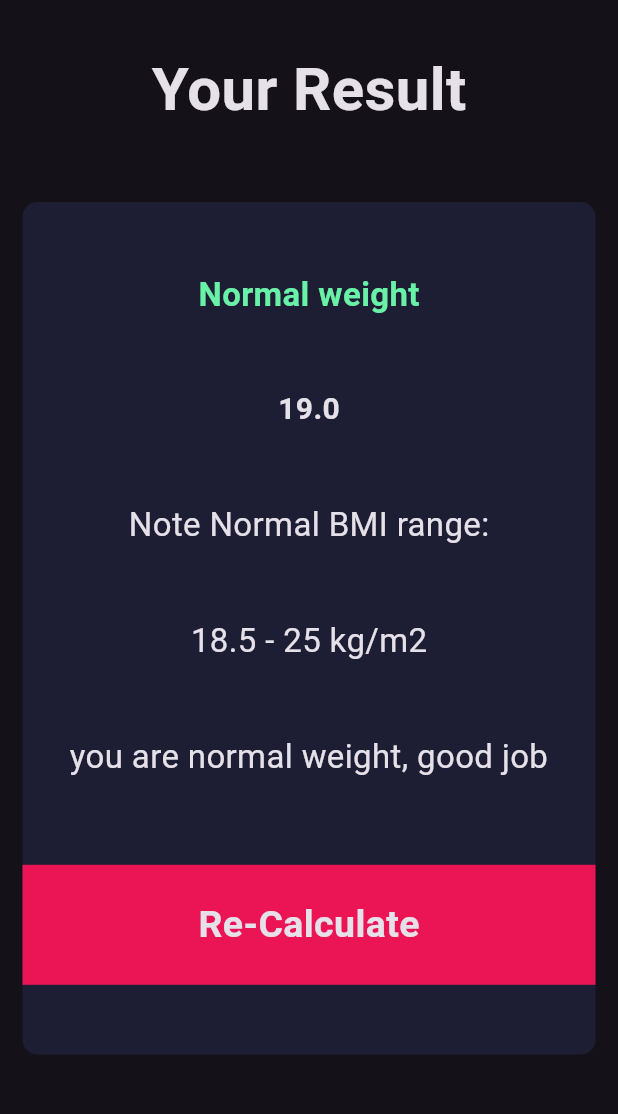
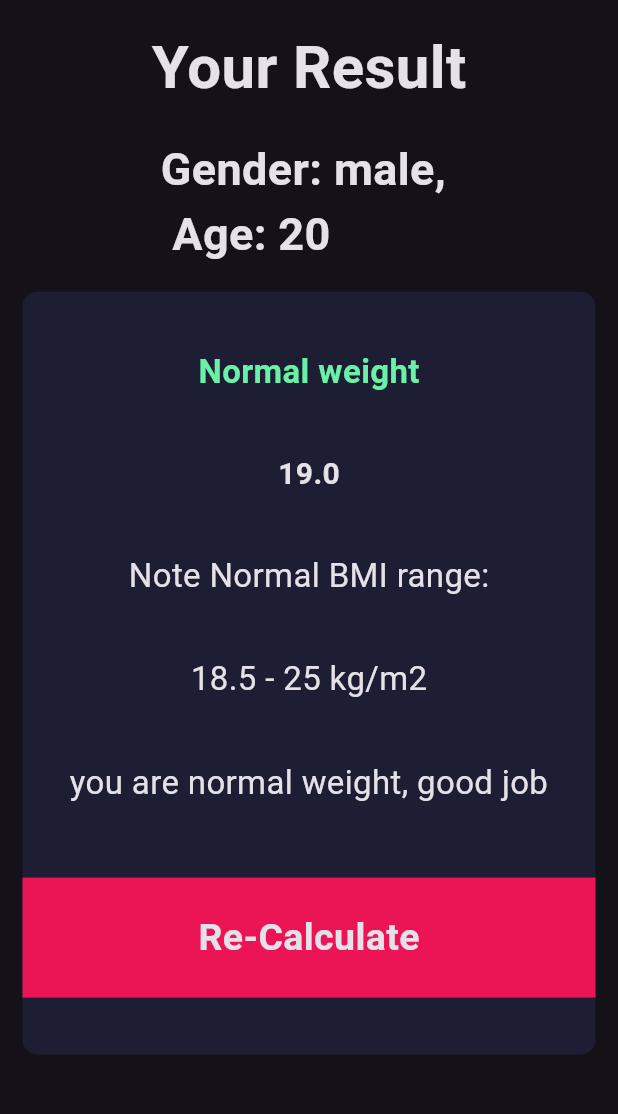
Before and after one commit to AhmedBnSamy/bmi_calculator, a Flutter app: the screen it shows after launch, after a tap on "Calculate", on a phone screen of 412 x 824 dp, the part 84-1198 px from its top. Run offline on Flutter 3.47's test engine with Material 3 defaults, Android fonts, the phone set to English and light mode, and no system bars.

Commit message:
add gender and age in bmi model

```diff
--- a/lib/home_page.dart
+++ b/lib/home_page.dart
@@ -13,7 +13,7 @@ class HomePage extends StatefulWidget {
 }
 
 class _HomePageState extends State<HomePage> {
-  String selectedGender = Gender.male.toString();
+  String selectedGender = 'male';
 
   // This widget is the root of your application.
   double height = 180;
@@ -47,13 +47,13 @@ class _HomePageState extends State<HomePage> {
                   child: GestureDetector(
                     onTap: () {
                       setState(() {
-                        selectedGender = Gender.male.toString();
+                        selectedGender = 'male';
                       });
                     },
                     child: Container(
                       margin: const EdgeInsets.all(15.0),
                       decoration: BoxDecoration(
-                        color: selectedGender == Gender.male.toString()
+                        color: selectedGender == 'male'
                             ? kActiveCardCoulor
                             : kInactiveCardCoulor,
                         borderRadius: BorderRadius.circular(10.0),
@@ -81,13 +81,13 @@ class _HomePageState extends State<HomePage> {
                   child: GestureDetector(
                     onTap: () {
                       setState(() {
-                        selectedGender = Gender.female.toString();
+                        selectedGender = 'female';
                       });
                     },
                     child: Container(
                       margin: const EdgeInsets.all(15.0),
                       decoration: BoxDecoration(
-                        color: selectedGender == Gender.female.toString() ? kActiveCardCoulor : kInactiveCardCoulor,
+                        color: selectedGender == 'female' ? kActiveCardCoulor : kInactiveCardCoulor,
                         borderRadius: BorderRadius.circular(10.0),
                       ),
                       child: Column(
@@ -297,10 +297,12 @@ class _HomePageState extends State<HomePage> {
           ),
           GestureDetector(
             onTap: () {
-              bmiCalculator = BMICalculator(height: height, weight: weight, gender: 'female');
+              bmiCalculator = BMICalculator(height: height, weight: weight, gender: selectedGender, age: age);
               double bmi = bmiCalculator!.calculateBMI();
               String bmiCategory = bmiCalculator!.getBMICategory();
               String message = bmiCalculator!.getBMIMassage();
+              String genderSpecificMessage = bmiCalculator!.getGenderSpecificMessage();
+              int genderAgeSpecific = bmiCalculator!.getAgeSpecificMessage();
 
               Navigator.push(
                 context,
@@ -309,6 +311,8 @@ class _HomePageState extends State<HomePage> {
                     bmi: bmi.roundToDouble(),
                     result: bmiCategory,
                     message: message,
+                    gender: genderSpecificMessage,
+                    age:genderAgeSpecific ,
                   ),
                 ),
               );
--- a/lib/models/bmi_calculate.dart
+++ b/lib/models/bmi_calculate.dart
@@ -3,16 +3,27 @@ class BMICalculator {
   final double weight;
   final double height;
   final String gender;//
+  final int age;
   // 'male' or 'female'
 
   // Constructor
-  BMICalculator({required this.weight, required this.height, required this.gender});
+  BMICalculator({required this.weight, required this.height, required this.gender, required this.age});
 
   // Method to calculate BMI
   double calculateBMI() {
-    return (weight / (height * height))*10000;
+    double bmi= (weight / (height * height)) ;
+    // Adjust BMI calculation for gender if necessary
+    if (gender == 'male') {
+      bmi=bmi*1.05*10000;
+      return bmi;
+      // Example adjustment for males
+    } else if (gender == 'female') {
+      bmi=bmi*0.95*10000;
+      return bmi; // Example adjustment for females
+    } else {
+      throw ArgumentError("Gender must be 'male' or 'female'.");
+    }
   }
-
   // Method to get BMI category
   String getBMICategory() {
     final bmi = calculateBMI();
@@ -46,4 +57,39 @@ class BMICalculator {
   String getGenderSpecificMessage() {
     return "Gender: $gender";
   }
+  int getAgeSpecificMessage() {
+    return age;
+  }
+
 }
+
+
+/*
+
+
+  ****
+  double calculateBMI() {
+    if (height == 0) {
+    }
+    return (weight / (height * height))*10000;
+  }
+
+
+  ****
+  * double calculateBMI() {
+    if (height <= 0) {
+      throw ArgumentError("Height must be greater than zero.");
+    }
+
+    double bmi = weight / (height * height);
+
+    // Adjust BMI calculation for gender if necessary
+    if (gender.toLowerCase() == "male") {
+      return bmi * 1.05; // Example adjustment for males
+    } else if (gender.toLowerCase() == "female") {
+      return bmi * 0.95; // Example adjustment for females
+    } else {
+      throw ArgumentError("Gender must be 'male' or 'female'.");
+    }
+  }
+*/
--- a/lib/widgets/display_bmi_resulte.dart
+++ b/lib/widgets/display_bmi_resulte.dart
@@ -3,11 +3,13 @@ import 'package:flutter/material.dart';
 import '../constant.dart';
 
 class DisplayBmiResult extends StatelessWidget {
-  DisplayBmiResult({super.key, required this.bmi, required this.result, required this.message});
+  DisplayBmiResult({super.key, required this.bmi, required this.result, required this.message, required this.gender, required this.age});
 
   double bmi;
   String result;
   String message;
+  String gender ;
+  int age;
 
   @override
   Widget build(BuildContext context) {
@@ -23,7 +25,6 @@ class DisplayBmiResult extends StatelessWidget {
         children: [
           Expanded(
             child: Container(
-              padding: const EdgeInsets.all(15.0),
               alignment: Alignment.center,
               child:  Text(
                 'Your Result',
@@ -32,7 +33,15 @@ class DisplayBmiResult extends StatelessWidget {
             ),
           ),
           Expanded(
-            flex: 5,
+            child: Container(
+              alignment: Alignment.center,
+              child:  Text('$gender, \n Age: $age',
+                style: kTitleTextStyle.copyWith(fontSize: 30.0),
+              ),
+            ),
+          ),
+          Expanded(
+            flex: 6,
             child: Container(
               margin: const EdgeInsets.all(15.0),
               decoration: BoxDecoration(
```
